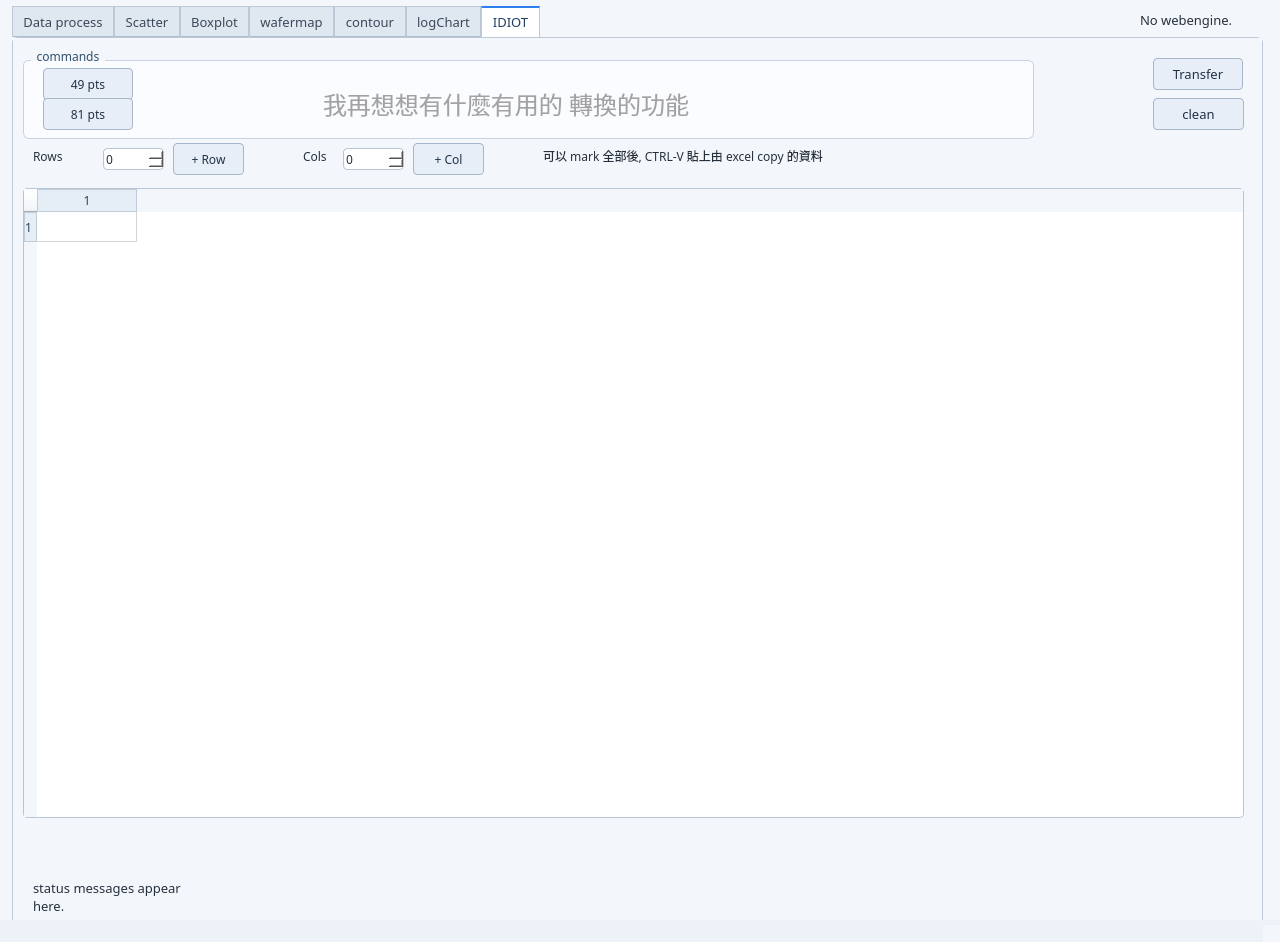
The window that mainwindow-win.ui (cnwang406/p-chart) describes before a commit, drawn with Qt 5.
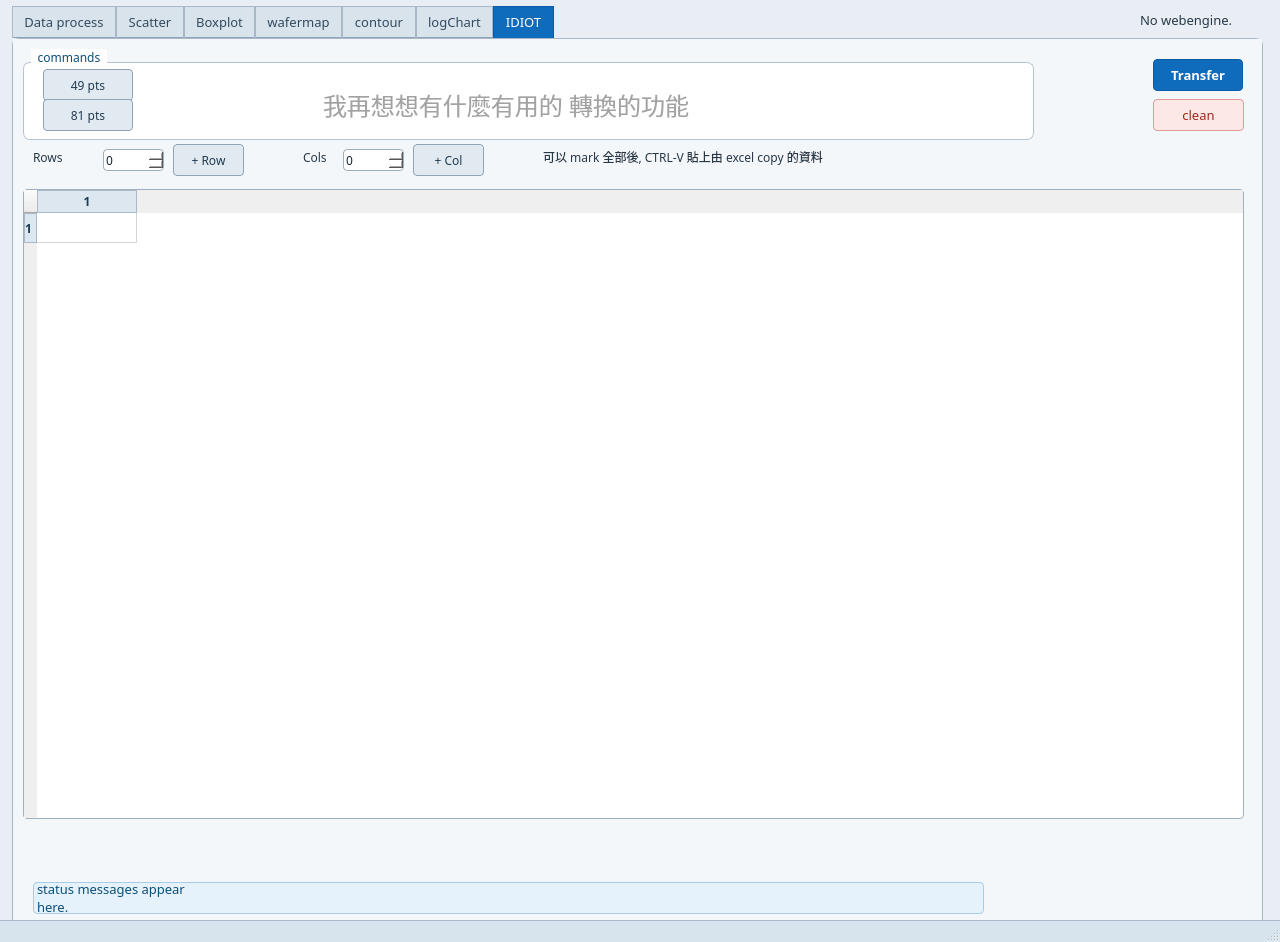
The same window after the commit.

Commit message: refresh professional UI palette

The edit to the form file:
```diff
--- a/mainwindow-win.ui
+++ b/mainwindow-win.ui
@@ -15,45 +15,64 @@
   <string>p-Chart</string>
  </property>
  <property name="styleSheet">
-  <string notr="true">QMainWindow {
-   background-color: #f3f6fb;
+  <string notr="true">QMainWindow,
+QWidget#centralwidget {
+   background-color: #e8eef4;
 }
 QWidget {
-   background-color: #f3f6fb;
-   color: #26313d;
+   color: #1b2838;
+   selection-background-color: #0f6cbd;
+   selection-color: #ffffff;
+}
+QWidget#tabData,
+QWidget#tabScatter,
+QWidget#tabBoxplot,
+QWidget#tabWafermap,
+QWidget#tabContour,
+QWidget#logTab,
+QWidget#tabIdiot {
+   background-color: #f4f7fa;
 }
 QTabWidget::pane {
-   background-color: #ffffff;
-   border: 1px solid #bcc8d8;
-   border-radius: 6px;
+   background-color: #f4f7fa;
+   border: 1px solid #a8b8c8;
+   border-radius: 7px;
 }
 QTabBar::tab {
-   background-color: #dfe7f1;
-   color: #3b4858;
-   border: 1px solid #bcc8d8;
-   border-bottom-color: #aebccc;
-   padding: 5px 10px;
+   background-color: #d9e3ec;
+   color: #334a5e;
+   border: 1px solid #a8b8c8;
+   border-bottom-color: #91a4b5;
+   padding: 6px 11px;
 }
 QTabBar::tab:selected {
-   background-color: #ffffff;
-   color: #1f3f63;
-   border-top: 2px solid #2f80ed;
-   border-bottom-color: #ffffff;
+   background-color: #0f6cbd;
+   color: #ffffff;
+   border-color: #0b5ca8;
+   border-bottom-color: #0f6cbd;
 }
 QTabBar::tab:hover {
    background-color: #edf3fb;
 }
 QGroupBox {
-   background-color: #fbfcff;
-   border: 1px solid #c8d2df;
-   border-radius: 6px;
-   margin-top: 12px;
+   background-color: #ffffff;
+   border: 1px solid #b4c3d2;
+   border-radius: 7px;
+   margin-top: 13px;
 }
 QGroupBox::title {
-   color: #31506d;
+   background-color: #ffffff;
+   color: #0b4f7a;
+   font-weight: 600;
    subcontrol-origin: margin;
    left: 8px;
-   padding: 0 4px;
+   padding: 0 5px;
+}
+QLabel,
+QCheckBox,
+QRadioButton {
+   background-color: transparent;
+   color: #263746;
 }
 QLineEdit,
 QComboBox,
@@ -62,62 +81,223 @@
 QTextEdit,
 QPlainTextEdit,
 QTableView,
+QTableWidget,
 QListWidget {
    background-color: #ffffff;
-   color: #24303c;
-   border: 1px solid #b8c6d6;
+   color: #172333;
+   border: 1px solid #9fb0c1;
    border-radius: 4px;
 }
+QLineEdit:hover,
+QComboBox:hover,
+QSpinBox:hover,
+QDoubleSpinBox:hover,
+QTextEdit:hover,
+QPlainTextEdit:hover {
+   border-color: #6f8da8;
+}
 QLineEdit:focus,
 QComboBox:focus,
 QSpinBox:focus,
 QDoubleSpinBox:focus,
 QTextEdit:focus,
 QPlainTextEdit:focus {
-   border: 1px solid #2f80ed;
+   border-color: #0f6cbd;
+}
+QComboBox QAbstractItemView {
+   background-color: #ffffff;
+   color: #172333;
+   border: 1px solid #7f94a8;
+   selection-background-color: #0f6cbd;
+   selection-color: #ffffff;
 }
 QPushButton {
-   background-color: #e7eef8;
-   color: #203247;
-   border: 1px solid #a7b7ca;
+   background-color: #e2eaf1;
+   color: #203a50;
+   border: 1px solid #8fa4b7;
    border-radius: 4px;
 }
 QPushButton:hover {
    background-color: #d9e8fb;
    border-color: #7fa7d8;
 }
-QPushButton:pressed {
-   background-color: #c8daf0;
+QPushButton:pressed,
+QPushButton:checked {
+   background-color: #bed5e7;
+   border-color: #0b5ca8;
+}
+QPushButton#loadButton,
+QPushButton#meltButton,
+QPushButton#saveButton,
+QPushButton#plotButton,
+QPushButton#boxPlotButton,
+QPushButton#refreshButton,
+QPushButton#contourPlotButton,
+QPushButton#logPlotButton,
+QPushButton#idiotTransferPushButton {
+   background-color: #0f6cbd;
+   color: #ffffff;
+   border-color: #0b5ca8;
+   font-weight: 600;
+}
+QPushButton#loadButton:hover,
+QPushButton#meltButton:hover,
+QPushButton#saveButton:hover,
+QPushButton#plotButton:hover,
+QPushButton#boxPlotButton:hover,
+QPushButton#refreshButton:hover,
+QPushButton#contourPlotButton:hover,
+QPushButton#logPlotButton:hover,
+QPushButton#idiotTransferPushButton:hover {
+   background-color: #115ea3;
+   border-color: #0c4f8a;
+}
+QPushButton#loadButton:pressed,
+QPushButton#meltButton:pressed,
+QPushButton#saveButton:pressed,
+QPushButton#plotButton:pressed,
+QPushButton#boxPlotButton:pressed,
+QPushButton#refreshButton:pressed,
+QPushButton#contourPlotButton:pressed,
+QPushButton#logPlotButton:pressed,
+QPushButton#idiotTransferPushButton:pressed {
+   background-color: #0c3b5e;
+}
+QPushButton#scatterDownloadPngButton,
+QPushButton#downloadHtmlButton,
+QPushButton#boxDownloadHtmlButton,
+QPushButton#boxDownloadPngButton,
+QPushButton#waferMapDownloadHtmlButton,
+QPushButton#waferMapDownloadPngButton,
+QPushButton#contourDownloadPngButton,
+QPushButton#contourDownloadHtmlButton,
+QPushButton#logDownloadPngButton,
+QPushButton#logDownloadHtmlButton {
+   background-color: #dff3ef;
+   color: #0a5c4b;
+   border-color: #65a89a;
+}
+QPushButton#scatterDownloadPngButton:hover,
+QPushButton#downloadHtmlButton:hover,
+QPushButton#boxDownloadHtmlButton:hover,
+QPushButton#boxDownloadPngButton:hover,
+QPushButton#waferMapDownloadHtmlButton:hover,
+QPushButton#waferMapDownloadPngButton:hover,
+QPushButton#contourDownloadPngButton:hover,
+QPushButton#contourDownloadHtmlButton:hover,
+QPushButton#logDownloadPngButton:hover,
+QPushButton#logDownloadHtmlButton:hover {
+   background-color: #c6e9e2;
+   color: #084c3f;
+   border-color: #338b78;
+}
+QPushButton#contourCleanFilesButton,
+QPushButton#logCleanFilesButton,
+QPushButton#idiotCleanPushButton {
+   background-color: #fce8e6;
+   color: #a12622;
+   border-color: #df9b95;
+}
+QPushButton#contourCleanFilesButton:hover,
+QPushButton#logCleanFilesButton:hover,
+QPushButton#idiotCleanPushButton:hover {
+   background-color: #f8d4d0;
+   color: #841b17;
+   border-color: #c86f68;
 }
 QPushButton:disabled,
 QLineEdit:disabled,
 QComboBox:disabled,
 QSpinBox:disabled,
 QDoubleSpinBox:disabled {
-   background-color: #e5eaf1;
+   background-color: #e4e9ee;
    color: #7b8794;
-   border-color: #c8d2df;
+   border-color: #c4ced8;
 }
-QCheckBox,
-QRadioButton,
-QLabel {
-   background-color: transparent;
-   color: #26313d;
+QPushButton#loadButton:disabled,
+QPushButton#meltButton:disabled,
+QPushButton#saveButton:disabled,
+QPushButton#plotButton:disabled,
+QPushButton#boxPlotButton:disabled,
+QPushButton#refreshButton:disabled,
+QPushButton#contourPlotButton:disabled,
+QPushButton#logPlotButton:disabled,
+QPushButton#idiotTransferPushButton:disabled,
+QPushButton#scatterDownloadPngButton:disabled,
+QPushButton#downloadHtmlButton:disabled,
+QPushButton#boxDownloadHtmlButton:disabled,
+QPushButton#boxDownloadPngButton:disabled,
+QPushButton#waferMapDownloadHtmlButton:disabled,
+QPushButton#waferMapDownloadPngButton:disabled,
+QPushButton#contourDownloadPngButton:disabled,
+QPushButton#contourDownloadHtmlButton:disabled,
+QPushButton#logDownloadPngButton:disabled,
+QPushButton#logDownloadHtmlButton:disabled,
+QPushButton#contourCleanFilesButton:disabled,
+QPushButton#logCleanFilesButton:disabled,
+QPushButton#idiotCleanPushButton:disabled {
+   background-color: #e4e9ee;
+   color: #7b8794;
+   border-color: #c4ced8;
+}
+QLabel:disabled,
+QCheckBox:disabled,
+QRadioButton:disabled {
+   color: #7b8794;
 }
 QHeaderView::section {
-   background-color: #e5edf7;
-   color: #2a4058;
-   border: 1px solid #c0ccda;
+   background-color: #dce7f0;
+   color: #1c3d55;
+   border: 1px solid #aab9c7;
+   font-weight: 600;
 }
 QTableView::item:selected,
+QTableWidget::item:selected,
 QListWidget::item:selected,
 QComboBox QAbstractItemView::item:selected {
-   background-color: #2f80ed;
+   background-color: #0f6cbd;
    color: #ffffff;
 }
+QLabel#statusLabelTab1,
+QLabel#statusLabelTab2,
+QLabel#boxStatusLabel,
+QLabel#waferMapStatusLabelx,
+QLabel#contourStatusLabel,
+QLabel#logStatusLabel,
+QLabel#idiotStatusLabelTab {
+   background-color: #e5f1fb;
+   color: #0b4f7a;
+   border: 1px solid #a8cce5;
+   border-radius: 4px;
+}
+QScrollBar:vertical,
+QScrollBar:horizontal {
+   background-color: #e7edf3;
+   border: none;
+}
+QScrollBar::handle:vertical {
+   background-color: #8fa4b7;
+   border-radius: 4px;
+   min-height: 24px;
+}
+QScrollBar::handle:horizontal {
+   background-color: #8fa4b7;
+   border-radius: 4px;
+   min-width: 24px;
+}
+QScrollBar::handle:vertical:hover,
+QScrollBar::handle:horizontal:hover {
+   background-color: #5f7f9a;
+}
+QToolTip {
+   background-color: #17324d;
+   color: #ffffff;
+   border: 1px solid #0f6cbd;
+}
 QStatusBar {
-   background-color: #edf2f8;
-   color: #3d4f63;
+   background-color: #d7e3ed;
+   color: #29465c;
+   border-top: 1px solid #a8b8c8;
 }</string>
  </property>
  <widget class="QWidget" name="centralwidget">
```
Left out of the diff: 11 changed lines with no effect on the pictures. The commit also changes 1 other file.
